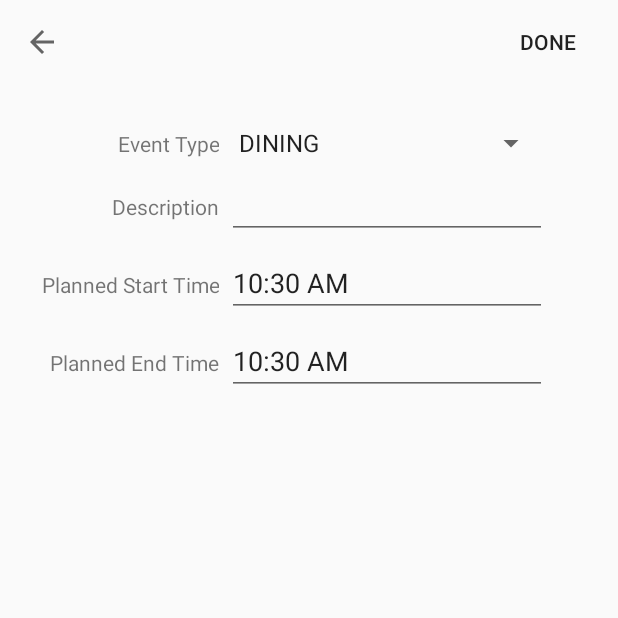
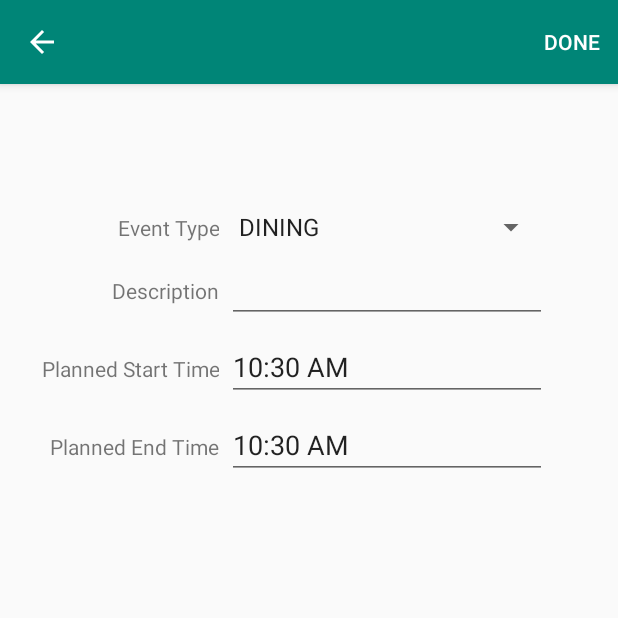
Before and after one commit to Gingerbread1213/Performance-Task, an Android app: the MainActivity screen opened directly, with no data from a screen before it, after a tap on an icon or button, on a phone screen of 412 x 824 dp, the top half of it. Run offline under Robolectric (Android 15) with nearby library versions, the phone set to English and light mode, and no system bars; our stand-ins replace Room's generated code; 1 statement that could not run was skipped.

Commit message:
Refactor for theme change.

```diff
--- a/app/src/main/java/org/erhs/stem/project/time_management/activity/EventEditingActivity.java
+++ b/app/src/main/java/org/erhs/stem/project/time_management/activity/EventEditingActivity.java
@@ -16,6 +16,7 @@ import androidx.appcompat.app.AppCompatActivity;
 import androidx.appcompat.widget.Toolbar;
 
 import org.erhs.stem.project.time_management.R;
+import org.erhs.stem.project.time_management.common.Utility;
 import org.erhs.stem.project.time_management.domain.Event;
 import org.erhs.stem.project.time_management.domain.EventType;
 
@@ -37,6 +38,8 @@ public class EventEditingActivity extends AppCompatActivity {
 
     @Override
     protected void onCreate(Bundle savedInstanceState) {
+        Utility.setTheme(getApplicationContext(), this, false);
+
         super.onCreate(savedInstanceState);
         setContentView(R.layout.activity_editor);
         Toolbar toolbar = findViewById(R.id.toolbar);
--- a/app/src/main/java/org/erhs/stem/project/time_management/activity/LandingActivity.java
+++ b/app/src/main/java/org/erhs/stem/project/time_management/activity/LandingActivity.java
@@ -15,6 +15,7 @@ import androidx.lifecycle.ProcessLifecycleOwner;
 import androidx.preference.PreferenceManager;
 
 import org.erhs.stem.project.time_management.R;
+import org.erhs.stem.project.time_management.common.Utility;
 import org.erhs.stem.project.time_management.service.ApplicationMonitor;
 
 import java.util.UUID;
@@ -23,6 +24,8 @@ public class LandingActivity extends AppCompatActivity {
 
     @Override
     protected void onCreate(Bundle savedInstanceState) {
+        Utility.setTheme(getApplicationContext(), this, true);
+
         super.onCreate(savedInstanceState);
         setContentView(R.layout.activity_landing);
 
--- a/app/src/main/java/org/erhs/stem/project/time_management/activity/MainActivity.java
+++ b/app/src/main/java/org/erhs/stem/project/time_management/activity/MainActivity.java
@@ -50,6 +50,8 @@ public class MainActivity extends AppCompatActivity {
 
     @Override
     protected void onCreate(Bundle savedInstanceState) {
+        Utility.setTheme(getApplicationContext(), this, true);
+
         super.onCreate(savedInstanceState);
         setContentView(R.layout.activity_main);
         Toolbar topBar = findViewById(R.id.top_bar);
--- a/app/src/main/res/values/colors.xml
+++ b/app/src/main/res/values/colors.xml
@@ -1,7 +1,30 @@
 <?xml version="1.0" encoding="utf-8"?>
 <resources>
-    <color name="colorPrimary">#008577</color>
-    <color name="colorPrimaryDark">#00574B</color>
-    <color name="colorAccent">#D81B60</color>
+    <color name="color_primary_day">#008577</color>
+    <color name="color_primary_night">#000000</color>
+    <color name="color_primary_fresh">#008214</color>
+    <color name="color_primary_sky">#7b55fa</color>
+    <color name="color_primary_warm">#29286b</color>
+
+    <color name="color_primary_dark_day">#00574B</color>
+    <color name="color_primary_dark_night">#545454</color>
+    <color name="color_primary_dark_fresh">#008214</color>
+    <color name="color_primary_dark_sky">#5cb0ff</color>
+    <color name="color_primary_dark_warm">#29286b</color>
+
+    <color name="color_accent_day">#D81B60</color>
+    <color name="color_accent_night">#ffd500</color>
+    <color name="color_accent_fresh">#00945e</color>
+    <color name="color_accent_sky">#5cb0ff</color>
+    <color name="color_accent_warm">#fffb7d</color>
+
     <color name="colorCardView">#FFE0B2</color>
+
+    <color name="text_color_night">#ffd500</color>
+
+    <color name="window_background_night">#545451</color>
+    <color name="window_background_fresh">#aafc83</color>
+    <color name="window_background_sky">#5cb0ff</color>
+    <color name="window_background_warm">#9aedea</color>
+
 </resources>
--- a/app/src/main/res/values/styles.xml
+++ b/app/src/main/res/values/styles.xml
@@ -1,52 +1,58 @@
 <resources>
 
-    <!-- Base application theme. -->
-    <style name="AppTheme" parent="Theme.AppCompat.Light.DarkActionBar">
-        <!-- Customize your theme here. -->
-        <item name="colorPrimary">@color/colorPrimary</item>
-        <item name="colorPrimaryDark">@color/colorPrimaryDark</item>
-        <item name="colorAccent">@color/colorAccent</item>
+    <style name="AppThemeDay" parent="Theme.AppCompat.Light.DarkActionBar">
+        <item name="colorPrimary">@color/color_primary_day</item>
+        <item name="colorPrimaryDark">@color/color_primary_dark_day</item>
+        <item name="colorAccent">@color/color_accent_day</item>
     </style>
-
-    <style name="AppTheme.NoActionBar">
+    <style name="AppThemeDay.NoActionBar">
         <item name="windowActionBar">false</item>
         <item name="windowNoTitle">true</item>
     </style>
 
-    <style name="AppThemeAlt" parent="Theme.AppCompat.Light.DarkActionBar">
-        <!-- Customize your theme here. -->
-        <item name="colorPrimary">#000000</item>
-        <item name="colorPrimaryDark">#545454</item>
-        <item name="colorAccent">#ffd500</item>
-        <item name="android:colorBackground">#545451</item>
-        <item name="android:textColor">#ffd500</item>
-
+    <style name="AppThemeNight" parent="Theme.AppCompat.Light.DarkActionBar">
+        <item name="colorPrimary">@color/color_primary_night</item>
+        <item name="colorPrimaryDark">@color/color_primary_dark_night</item>
+        <item name="colorAccent">@color/color_accent_night</item>
+        <item name="android:textColor">@color/text_color_night</item>
+        <item name="android:windowBackground">@color/window_background_night</item>
+    </style>
+    <style name="AppThemeNight.NoActionBar">
+        <item name="windowActionBar">false</item>
+        <item name="windowNoTitle">true</item>
     </style>
 
     <style name="AppThemeFresh" parent="Theme.AppCompat.Light.DarkActionBar">
-        <!-- Customize your theme here. -->
-        <item name="colorPrimary">#008214</item>
-        <item name="colorPrimaryDark">#008214</item>
-        <item name="colorAccent">#00945e</item>
-        <item name="android:colorBackground">#aafc83</item>
+        <item name="colorPrimary">@color/color_primary_fresh</item>
+        <item name="colorPrimaryDark">@color/color_primary_dark_fresh</item>
+        <item name="colorAccent">@color/color_accent_fresh</item>
+        <item name="android:windowBackground">@color/window_background_fresh</item>
+    </style>
+    <style name="AppThemeFresh.NoActionBar">
+        <item name="windowActionBar">false</item>
+        <item name="windowNoTitle">true</item>
+    </style>
 
+    <style name="AppThemeSky" parent="Theme.AppCompat.Light.DarkActionBar">
+        <item name="colorPrimary">@color/color_primary_sky</item>
+        <item name="colorPrimaryDark">@color/color_primary_dark_sky</item>
+        <item name="colorAccent">@color/color_accent_sky</item>
+        <item name="android:windowBackground">@color/window_background_sky</item>
+    </style>
+    <style name="AppThemeSky.NoActionBar">
+        <item name="windowActionBar">false</item>
+        <item name="windowNoTitle">true</item>
+    </style>
 
+    <style name="AppThemeWarm" parent="Theme.AppCompat.Light.DarkActionBar">
+        <item name="colorPrimary">@color/color_primary_warm</item>
+        <item name="colorPrimaryDark">@color/color_primary_dark_warm</item>
+        <item name="colorAccent">@color/color_accent_warm</item>
+        <item name="android:windowBackground">@color/window_background_warm</item>
     </style>
-    <style name="AppThemeSky" parent="Theme.AppCompat.Light.DarkActionBar">
-        <!-- Customize your theme here. -->
-        <item name="colorPrimary">#7b55fa</item>
-        <item name="colorPrimaryDark">#5cb0ff</item>
-        <item name="colorAccent">#5cb0ff</item>
-        <item name="android:colorBackground">#5cb0ff</item>
-
-    </style>
-    <style name="AppThemeWarm" parent="Theme.AppCompat.Light.DarkActionBar">
-        <!-- Customize your theme here. -->
-        <item name="colorPrimary">#29286b</item>
-        <item name="colorPrimaryDark">#29286b</item>
-        <item name="colorAccent">#fffb7d</item>
-        <item name="android:colorBackground">#9aedea</item>
-
+    <style name="AppThemeWarm.NoActionBar">
+        <item name="windowActionBar">false</item>
+        <item name="windowNoTitle">true</item>
     </style>
 
 </resources>
```
Also changed, not shown: app/src/main/AndroidManifest.xml (+4 -4 lines), app/src/main/java/org/erhs/stem/project/time_management/activity/AboutActivity.java (+2 -10 lines), app/src/main/java/org/erhs/stem/project/time_management/activity/SettingsActivity.java (+6 -15 lines), app/src/main/java/org/erhs/stem/project/time_management/activity/StatisticsChartActivity.java (+2 -10 lines), app/src/main/java/org/erhs/stem/project/time_management/common/Utility.java (+11 -13 lines), app/src/main/java/org/erhs/stem/project/time_management/service/ApplicationMonitor.java (+0 -27 lines), app/src/main/res/values/strings.xml (+4 -4 lines).
